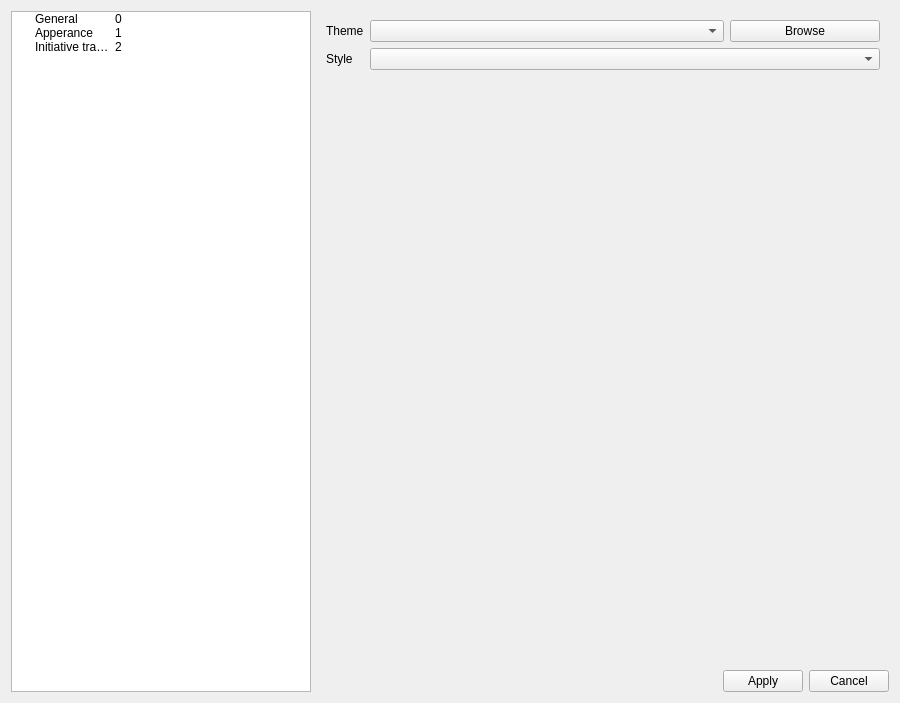
This is settingsdialog.ui in Technohamster-py/dm-assist as Qt 5 draws it before an edit. The edited form follows.
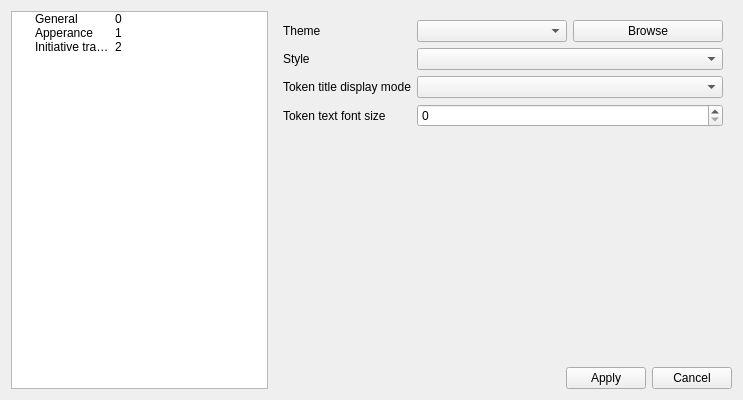
This is the edited form. The open tabs and pages were chosen to show the change. Icons and pictures are not drawn.

Patch:
```diff
--- a/settingsdialog.ui
+++ b/settingsdialog.ui
@@ -9,8 +9,8 @@
    <rect>
     <x>0</x>
     <y>0</y>
-    <width>900</width>
-    <height>703</height>
+    <width>743</width>
+    <height>400</height>
    </rect>
   </property>
   <property name="minimumSize">
@@ -194,6 +194,26 @@
          <item row="1" column="1">
           <widget class="QComboBox" name="styleComboBox"/>
          </item>
+         <item row="2" column="0">
+          <widget class="QLabel" name="tokenLabel">
+           <property name="text">
+            <string>Token title display mode</string>
+           </property>
+          </widget>
+         </item>
+         <item row="2" column="1">
+          <widget class="QComboBox" name="tokenComboBox"/>
+         </item>
+         <item row="3" column="0">
+          <widget class="QLabel" name="fontSizeLabel">
+           <property name="text">
+            <string>Token text font size</string>
+           </property>
+          </widget>
+         </item>
+         <item row="3" column="1">
+          <widget class="QSpinBox" name="fontSizeSpinBox"/>
+         </item>
         </layout>
        </widget>
        <widget class="QWidget" name="initiativePage">
```
Left out of the diff: 2 changed lines with no effect on the pictures.
